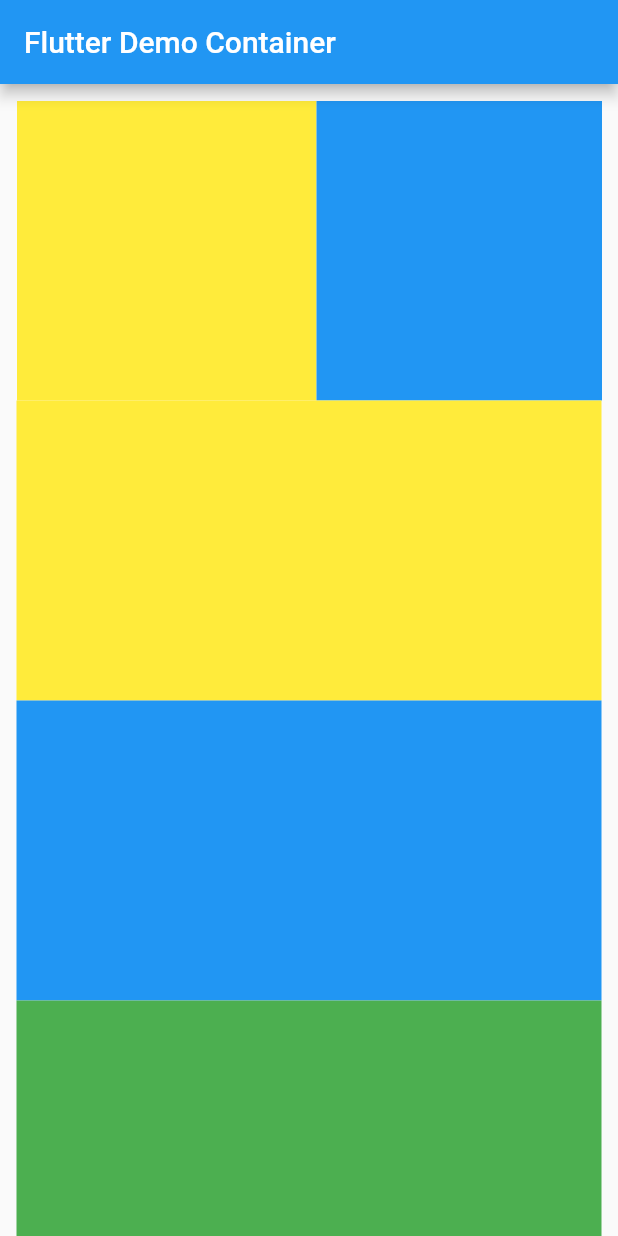
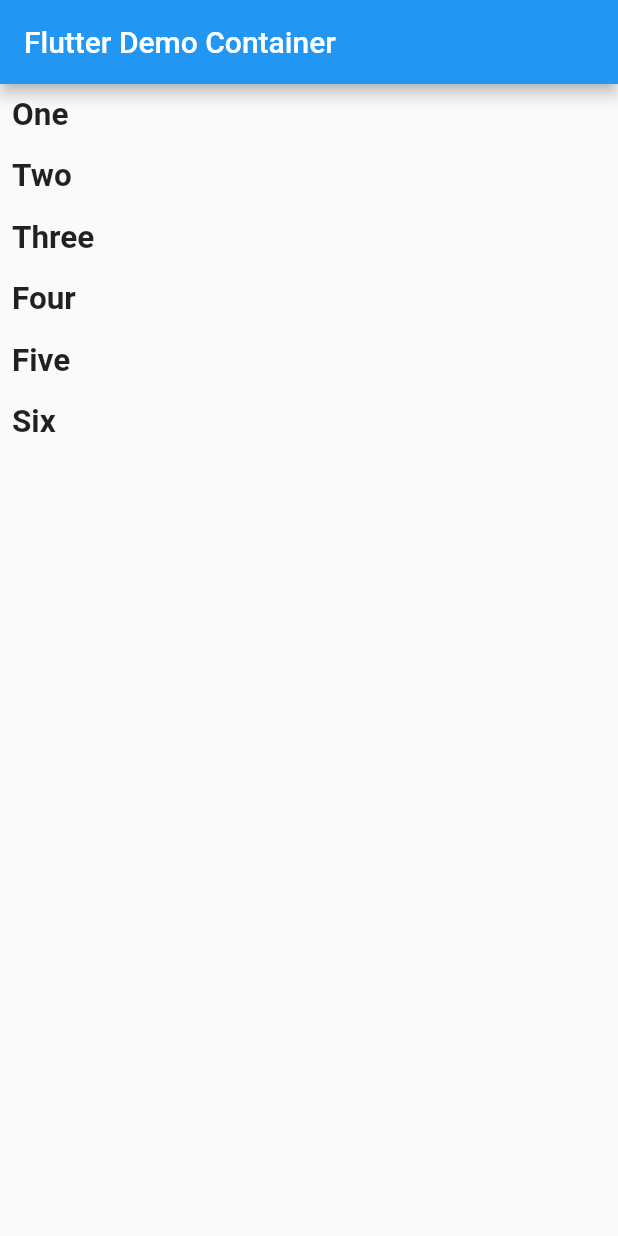
Before and after one commit to ManishDodeja/Flutter-Journey, a Flutter app: the screen it shows after launch, on a phone screen of 412 x 824 dp. Run offline on Flutter 3.47's test engine with Material 2 defaults, Android fonts, the phone set to English and light mode, and no system bars.

Commit message:
Simple-ListView

```diff
--- a/lib/main.dart
+++ b/lib/main.dart
@@ -36,93 +36,54 @@ class _MyHomePageState extends State<MyHomePage> {
         title: Text(widget.title),
       ),
       // ignore: prefer_const_constructors
-        body: SingleChildScrollView(
-          child: Padding(
-            padding: const EdgeInsets.all(11.0),
-            child: Column(
-              children: [
-                SingleChildScrollView(
-                  scrollDirection: Axis.horizontal,
-                  child: Row(
-                    children: [
-                      Container(
-                        height: 200,
-                        width: 200,
-                        color: Colors.yellow,
+      body: Center(
+        child: ListView(
+          children: const [
+            Padding(
+              padding: EdgeInsets.all(8.0),
+              child: Text(
+                'One',
+                style: TextStyle(fontSize: 21, fontWeight: FontWeight.bold),
               ),
-                      Container(
-                        height: 200,
-                        width: 200,
-                        color: Colors.blue,
             ),
-                      Container(
-                        height: 200,
-                        width: 200,
-                        color: Colors.green,
+            Padding(
+              padding: EdgeInsets.all(8.0),
+              child: Text(
+                'Two',
+                style: TextStyle(fontSize: 21, fontWeight: FontWeight.bold),
               ),
-                      Container(
-                        height: 200,
-                        width: 200,
-                        color: Colors.red,
             ),
-                      Container(
-                        height: 200,
-                        width: 200,
-                        color: Colors.yellow,
+            Padding(
+              padding: EdgeInsets.all(8.0),
+              child: Text(
+                'Three',
+                style: TextStyle(fontSize: 21, fontWeight: FontWeight.bold),
               ),
-                      Container(
-                        height: 200,
-                        width: 200,
-                        color: Colors.blue,
             ),
-                      Container(
-                        height: 200,
-                        width: 200,
-                        color: Colors.green,
+            Padding(
+              padding: EdgeInsets.all(8.0),
+              child: Text(
+                'Four',
+                style: TextStyle(fontSize: 21, fontWeight: FontWeight.bold),
               ),
-                      Container(
-                        height: 200,
-                        width: 200,
-                        color: Colors.red,
-                      )
+            ),
+            Padding(
+              padding: EdgeInsets.all(8.0),
+              child: Text(
+                'Five',
+                style: TextStyle(fontSize: 21, fontWeight: FontWeight.bold),
+              ),
+            ),
+            Padding(
+              padding: EdgeInsets.all(8.0),
+              child: Text(
+                'Six',
+                style: TextStyle(fontSize: 21, fontWeight: FontWeight.bold),
+              ),
+            ),
           ],
         ),
       ),
-                Container(
-                  height: 200,
-                  color: Colors.yellow,
-                ),
-                Container(
-                  height: 200,
-                  color: Colors.blue,
-                ),
-                Container(
-                  height: 200,
-                  color: Colors.green,
-                ),
-                Container(
-                  height: 200,
-                  color: Colors.red,
-                ),
-                Container(
-                  height: 200,
-                  color: Colors.yellow,
-                ),
-                Container(
-                  height: 200,
-                  color: Colors.blue,
-                ),
-                Container(
-                  height: 200,
-                  color: Colors.green,
-                ),
-                Container(
-                  height: 200,
-                  color: Colors.red,
-                )
-              ],
-            ),
-          ),
-        ));
+    );
   }
 }
```
Lines whose indentation alone changed are shown as unchanged.
